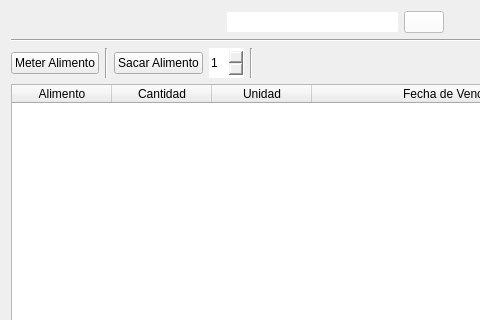
The window that foodwidget.ui (jesusgp22/Icemart) describes before a commit, drawn with Qt 5; both pictures show x 0 to 480 and y 0 to 320 of the 625 by 483 pixel window.
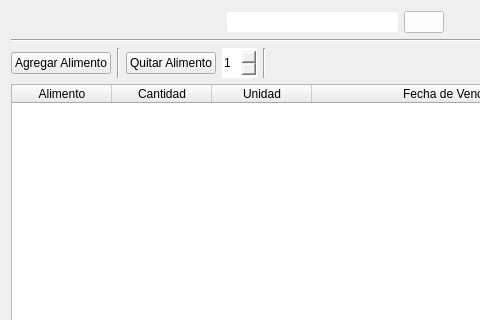
The same window after the commit. Icons and pictures are not drawn.

Commit message: Mejoras al app de lista de recetas y alimentos.

Diff of the .ui file:
```diff
--- a/foodwidget.ui
+++ b/foodwidget.ui
@@ -118,7 +118,7 @@
      <item>
       <widget class="QPushButton" name="addFoodButton">
        <property name="text">
-        <string>Meter Alimento</string>
+        <string>Agregar Alimento</string>
        </property>
        <property name="icon">
         <iconset resource="res.qrc">
@@ -142,7 +142,7 @@
      <item>
       <widget class="QPushButton" name="removeFoodButton">
        <property name="text">
-        <string>Sacar Alimento</string>
+        <string>Quitar Alimento</string>
        </property>
        <property name="icon">
         <iconset resource="res.qrc">
```
The commit also changes 6 other files.
